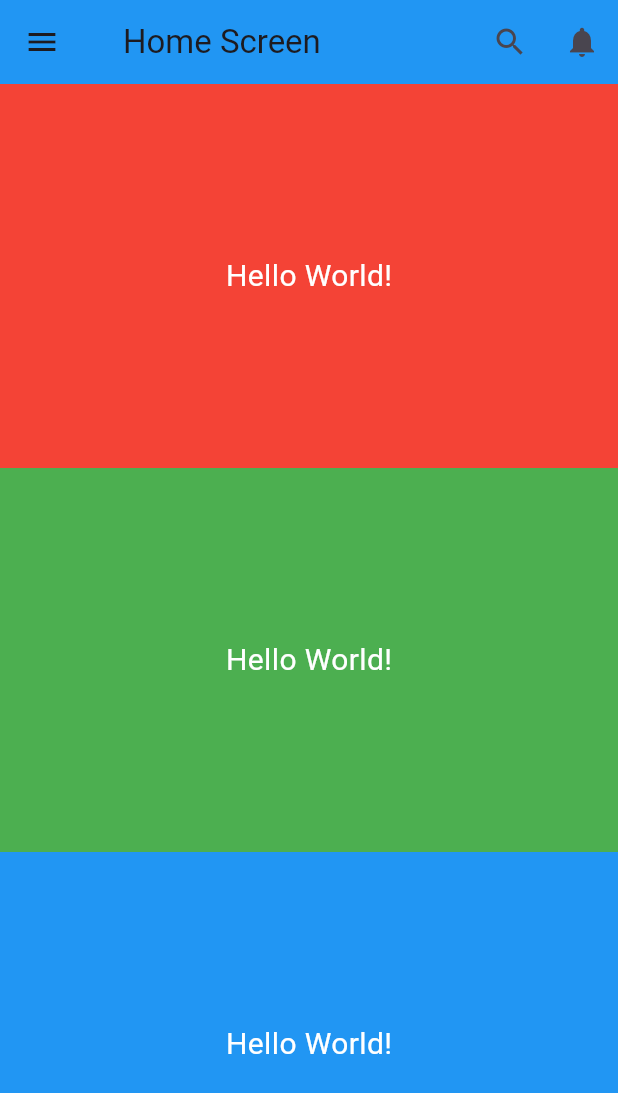
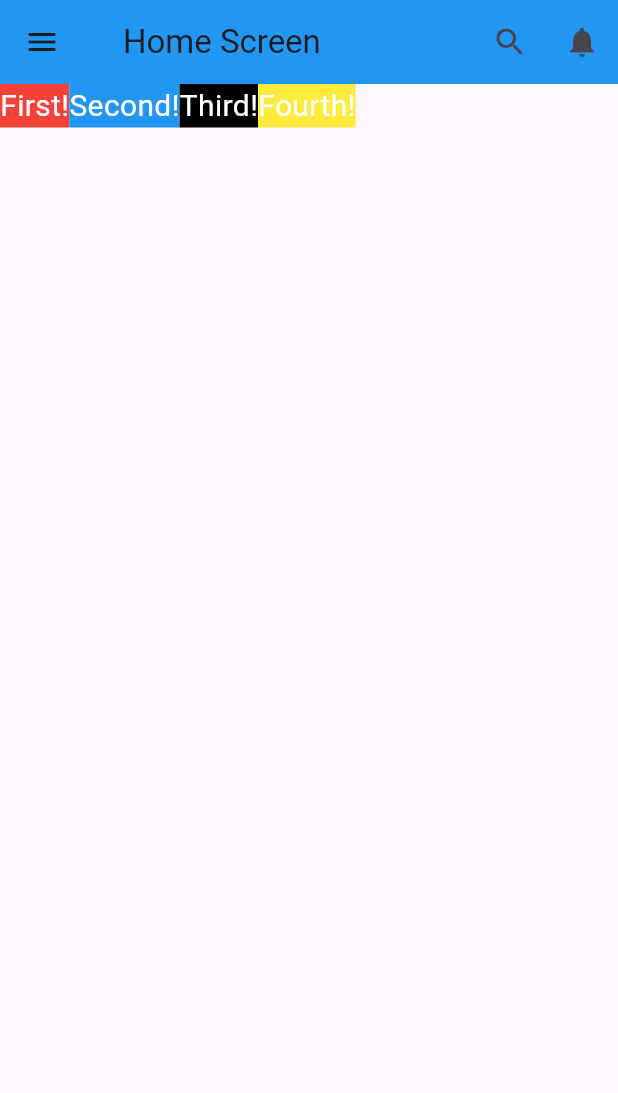
Before and after one commit to mohelsadany/new_app_project_fultter, a Flutter app: the screen it shows after launch, on a phone screen of 412 x 824 dp. Shown: the top 1093 px of the screen. Run offline on Flutter 3.47's test engine with Material 3 defaults, Android fonts, the phone set to English and light mode, and no system bars.

Commit message:
adding row container

```diff
--- a/lib/home_screen.dart
+++ b/lib/home_screen.dart
@@ -26,51 +26,116 @@ class HomeScreen extends StatelessWidget {
         ],
         backgroundColor: Colors.blue,
       ),
-      body: Column(
-        children: [
-          Expanded(
-            child: Container(
-
+      // body: Container(
+      //   color: Colors.green,
+      //   width: double.infinity,
+      //   child: Column(
+      //     mainAxisSize: MainAxisSize.max,
+      //     // mainAxisAlignment: MainAxisAlignment.spaceEvenly,
+      //     crossAxisAlignment: CrossAxisAlignment.end,
+      //     children: [
+      //       Container(
+      //         color: Colors.red,
+      //         child: const Text("Hello World!",
+      //         style: TextStyle(
+      //           color: Colors.white,
+      //           fontSize: 20,
+      //         ),
+      //         ),
+      //       ),
+      //
+      //       Container(
+      //         color: Colors.blue,
+      //         child: const Text("Hello World!",
+      //         style: TextStyle(
+      //           color: Colors.white,
+      //           fontSize: 20,
+      //         ),
+      //       ),
+      //       ),
+      //       Container(
+      //         color: Colors.black,
+      //         child: const Text("Hello World!",
+      //           style: TextStyle(
+      //             color: Colors.white,
+      //             fontSize: 20,
+      //           ),
+      //         ),
+      //       ),
+      //       Container(
+      //         color: Colors.yellow,
+      //         child: const Text("Hello World!",
+      //           style: TextStyle(
+      //             color: Colors.white,
+      //             fontSize: 20,
+      //           ),
+      //         ),
+      //       ),
+      //       Container(
+      //         color: Colors.purple,
+      //         child: const Text("Hello World!",
+      //           style: TextStyle(
+      //             color: Colors.white,
+      //             fontSize: 20,
+      //           ),
+      //         ),
+      //       ),
+      //       Container(
+      //         color: Colors.orange,
+      //         child: const Text("Hello World!",
+      //           style: TextStyle(
+      //             color: Colors.white,
+      //             fontSize: 20,
+      //           ),
+      //         ),
+      //       ),
+      //
+      //     ],
+      //   ),
+      // ),
+      body: Row(
+        children:[
+          Container(
             color: Colors.red,
-              width: double.infinity,
-              alignment: Alignment.center,
-              child: const Text("Hello World!",
+            child: const Text("First!",
               style: TextStyle(
                 color: Colors.white,
                 fontSize: 20,
               ),
             ),
           ),
-          ),
-          Expanded(
-            child: Container(
-              color: Colors.green,
-              width: double.infinity,
-              alignment: Alignment.center,
-              child: const Text("Hello World!",
+          Container(
+            color: Colors.blue,
+            child: const Text("Second!",
               style: TextStyle(
                 color: Colors.white,
                 fontSize: 20,
               ),
             ),
           ),
-          ),
-          Expanded(
-            child: Container(
-              color: Colors.blue,
-              width: double.infinity,
-              alignment: Alignment.center,
-              child: const Text("Hello World!",
+          Container(
+            color: Colors.black,
+            child: const Text("Third!",
               style: TextStyle(
                 color: Colors.white,
                 fontSize: 20,
               ),
             ),
           ),
+          Container(
+            color: Colors.yellow,
+            child: const Text("Fourth!",
+              style: TextStyle(
+                color: Colors.white,
+                fontSize: 20,
+              ),
+            ),
           ),
         ],
       ),
     );
+
+
   }
 }
 
```
Lines whose indentation alone changed are shown as unchanged.
